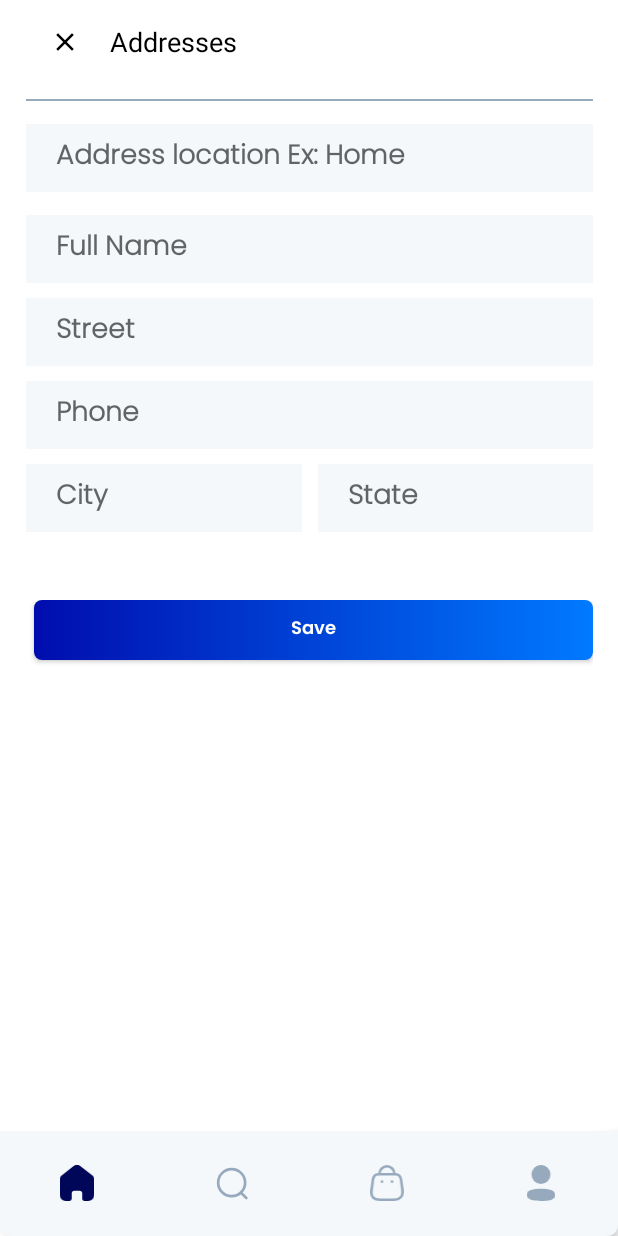
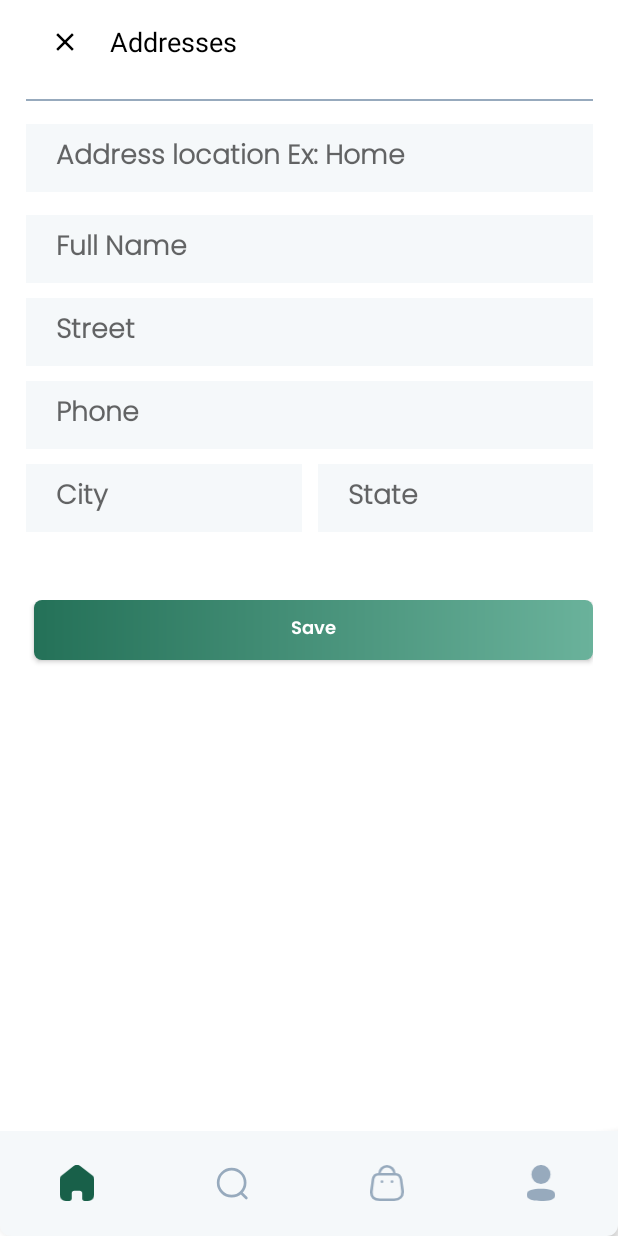
Before and after one commit to OlehTsom/OnlineShop, an Android app: the AddressFragment screen opened through its navigation route, on a phone screen of 412 x 824 dp. Run offline under Robolectric (Android 15) with nearby library versions, the phone set to English and light mode, and no system bars; our stand-ins replace Firebase (no records; nobody signed in at launch, a user with empty details on screens opened directly), navigation-ui; libraries missing offline, so code that uses them is left out: org.kodein.di; 15 statements that could not run were skipped.

Commit message:
hot ui fix

```diff
--- a/app/src/main/java/com/example/onlineshop/activities/ShoppingActivity.kt
+++ b/app/src/main/java/com/example/onlineshop/activities/ShoppingActivity.kt
@@ -51,7 +51,7 @@ class ShoppingActivity : AppCompatActivity(), BottomNavigationListener, KodeinAw
                             findViewById<BottomNavigationView>(R.id.bottom_navigation)
                         bottomNavigation.getOrCreateBadge(R.id.cardFragment).apply {
                             number = amount
-                            backgroundColor = resources.getColor(R.color.g_blue)
+                            backgroundColor = resources.getColor(R.color.g_braun)
                         }
                     }
 
--- a/app/src/main/res/drawable/blue_background.xml
+++ b/app/src/main/res/drawable/blue_background.xml
@@ -2,7 +2,7 @@
     <gradient
         android:type="linear"
         android:angle="0"
-        android:startColor="@color/g_blue"
-        android:endColor="@color/light_blue" />
+        android:startColor="#247158"
+        android:endColor="#6AB29B" />
     <corners android:radius="@dimen/buttonCorners"/>
 </shape>
--- a/app/src/main/res/drawable/bottom_nav_item_background.xml
+++ b/app/src/main/res/drawable/bottom_nav_item_background.xml
@@ -1,5 +1,5 @@
 <?xml version="1.0" encoding="utf-8"?>
 <selector xmlns:android="http://schemas.android.com/apk/res/android">
-    <item android:state_checked="true" android:color="@color/g_dark_blue" />
+    <item android:state_checked="true" android:color="#186049" />
     <item android:color="@color/g_blue_gray200" />
 </selector>
--- a/app/src/main/res/values/colors.xml
+++ b/app/src/main/res/values/colors.xml
@@ -12,6 +12,7 @@
     <color name="g_gray700My">#515151</color>
     <color name="g_black">#171717</color>
     <color name="g_blue">#000DAE</color>
+    <color name="g_braun">#95877A</color>
     <color name="m_blue">#004aad</color>
     <color name="g_white">#F5F8FA</color>
     <color name="g_dark_blue">#000759</color>
--- a/app/src/main/res/values/themes.xml
+++ b/app/src/main/res/values/themes.xml
@@ -3,7 +3,7 @@
     <style name="Theme.OnlineShop" parent="Theme.MaterialComponents.Light.NoActionBar">
         <!-- Primary brand color. -->
         <item name="colorPrimary">@color/purple_500</item>
-        <item name="colorPrimaryVariant">@color/g_blue</item>
+        <item name="colorPrimaryVariant">@color/g_braun</item>
         <item name="colorOnPrimary">@color/white</item>
         <!-- Secondary brand color. -->
         <item name="colorSecondary">@color/teal_200</item>
```
